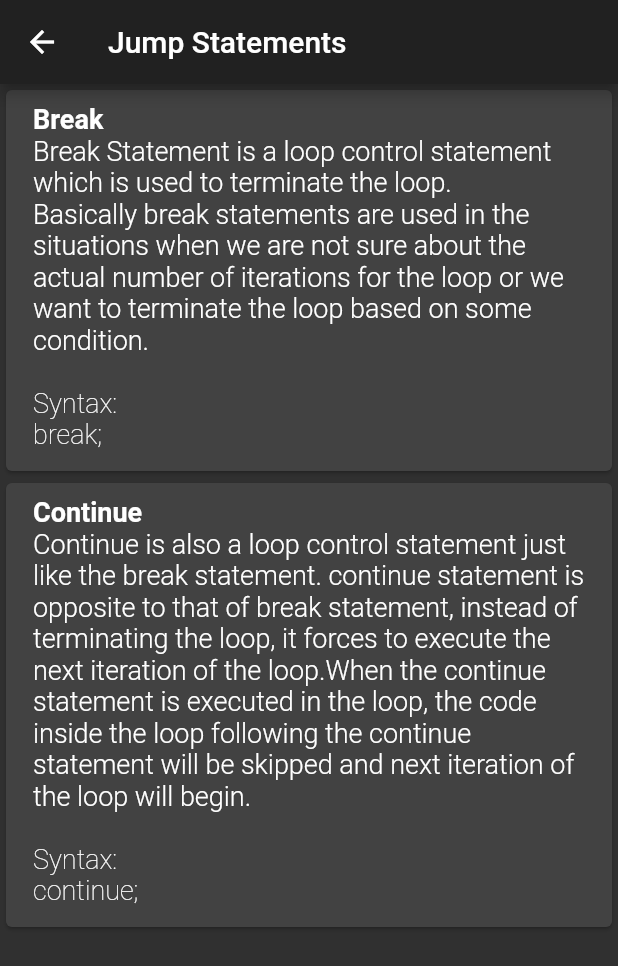
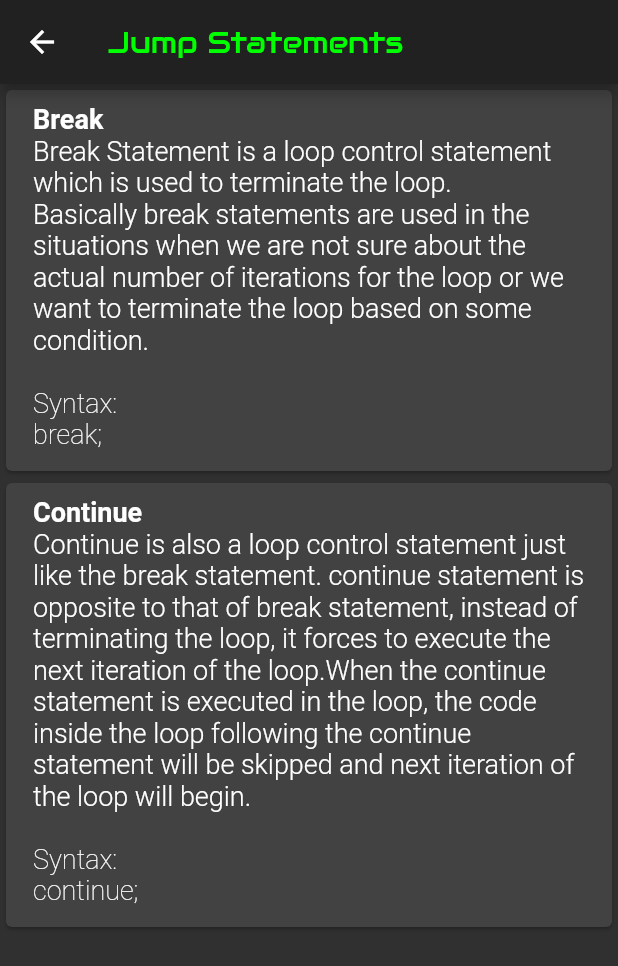
Before and after one commit to enzaimz/c_made_easy, a Flutter app: the ControlStatements screen opened directly, on a phone screen of 412 x 824 dp. Shown: the top 966 px of the screen. Run offline on Flutter 3.47's test engine with Material 2 defaults, Android fonts, the phone set to English and light mode, and no system bars; our stand-ins replace flutter_markdown; missing offline and left inert: link.

Commit message:
updated controlbasics

```diff
--- a/lib/theory/controlBasic.dart
+++ b/lib/theory/controlBasic.dart
@@ -5,7 +5,7 @@ class ControlStatements extends StatelessWidget {
   Widget build(BuildContext context) {
     return Scaffold(
       appBar: new AppBar(
-        title: new Text("Jump Statements"),
+        title: Hero(tag: 'jump',child: new Text("Jump Statements",style: TextStyle(fontFamily: 'Audiowide',color: Color(0xFF00FF00) ),)),
       ),
       body: ListView(
         children: <Widget>[
```
